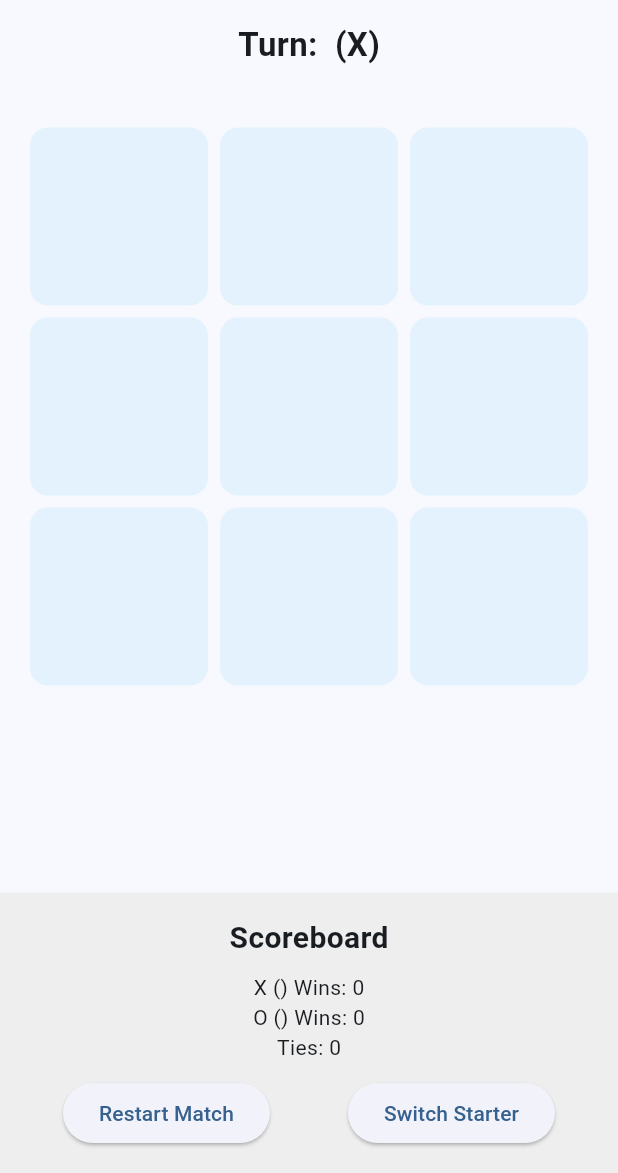
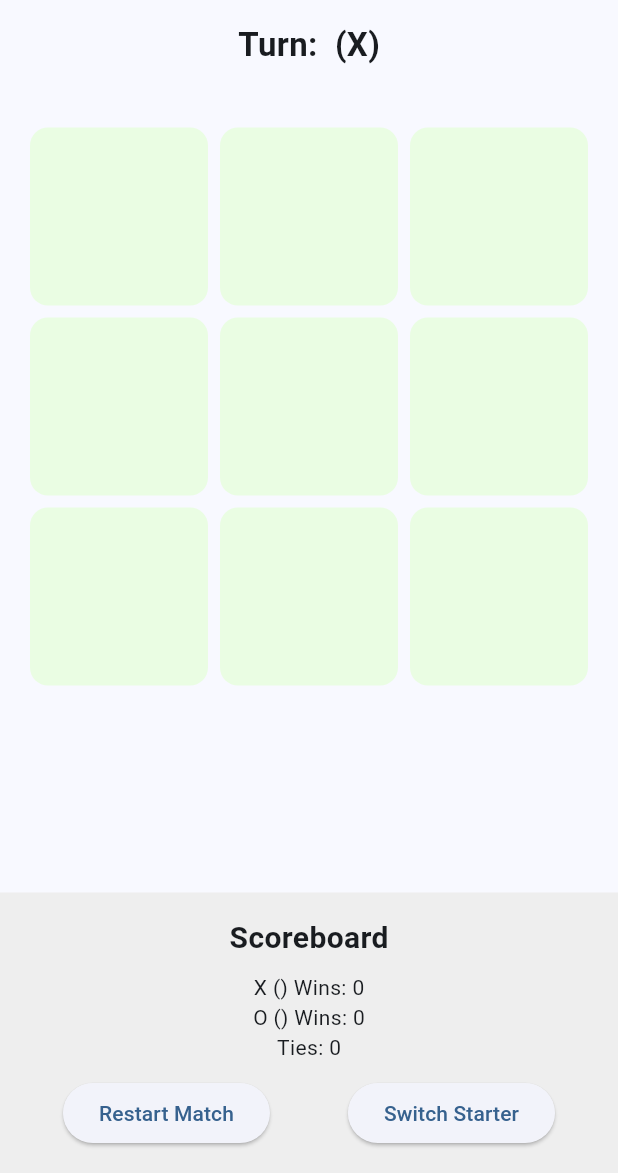
Before and after one commit to Hossain988/Flutter_Firebase_Traning, a Flutter app: the GameScreen screen opened directly with empty values, on a phone screen of 412 x 824 dp, the part 63-1236 px from its top. Run offline on Flutter 3.47's test engine with Material 3 defaults, Android fonts, the phone set to English and light mode, and no system bars; our stand-ins replace cloud_firestore, firebase_auth, firebase_core; accounts and stored records are empty; generated files the repository leaves out were written again; statements that could not run were skipped.

Commit message:
Sadia_2220768

```diff
--- a/lib/screens/game_screen.dart
+++ b/lib/screens/game_screen.dart
@@ -78,7 +78,6 @@ class _GameScreenState extends State<GameScreen> {
           ),
         ],
       ),
-
       body: Column(
         mainAxisAlignment: MainAxisAlignment.center,
         children: [
@@ -107,7 +106,7 @@ class _GameScreenState extends State<GameScreen> {
                   },
                   child: Container(
                     decoration: BoxDecoration(
-                      color: Colors.blue.shade50,
+                      color: const Color.fromARGB(255, 234, 253, 227),
                       borderRadius: BorderRadius.circular(12),
                     ),
                     child: Center(
@@ -139,13 +138,10 @@ class _GameScreenState extends State<GameScreen> {
                   style: TextStyle(fontSize: 20, fontWeight: FontWeight.bold),
                 ),
                 const SizedBox(height: 8),
-
                 Text("X (${widget.player1}) Wins: ${game.xWins}"),
                 Text("O (${widget.player2}) Wins: ${game.oWins}"),
                 Text("Ties: ${game.ties}"),
-
                 const SizedBox(height: 10),
-
                 Row(
                   mainAxisAlignment: MainAxisAlignment.spaceAround,
                   children: [
```
